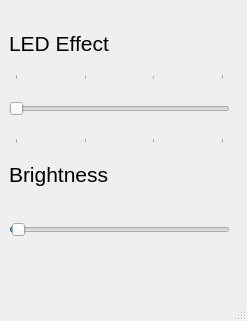
Above: ui/mispecky_controller.ui from Mihax209/mispecky-gui-controller before the change. Below: the same form after it.
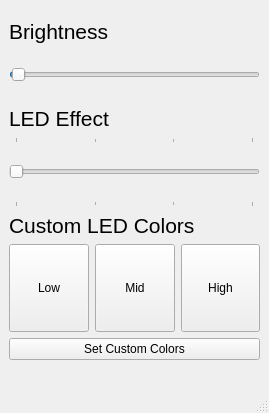
That is the form after the change. Custom widgets are drawn as their Qt base class.

Commit message: add custom color command support

```diff
--- a/ui/mispecky_controller.ui
+++ b/ui/mispecky_controller.ui
@@ -6,8 +6,8 @@
    <rect>
     <x>0</x>
     <y>0</y>
-    <width>247</width>
-    <height>321</height>
+    <width>269</width>
+    <height>413</height>
    </rect>
   </property>
   <property name="windowTitle">
@@ -28,14 +28,70 @@
      <rect>
       <x>9</x>
       <y>19</y>
-      <width>221</width>
-      <height>251</height>
+      <width>251</width>
+      <height>341</height>
      </rect>
     </property>
     <layout class="QVBoxLayout" name="verticalLayout">
      <property name="sizeConstraint">
       <enum>QLayout::SetDefaultConstraint</enum>
      </property>
+     <item>
+      <widget class="QLabel" name="brightnessLabel">
+       <property name="sizePolicy">
+        <sizepolicy hsizetype="Preferred" vsizetype="Maximum">
+         <horstretch>0</horstretch>
+         <verstretch>0</verstretch>
+        </sizepolicy>
+       </property>
+       <property name="font">
+        <font>
+         <pointsize>16</pointsize>
+         <weight>50</weight>
+         <italic>false</italic>
+         <bold>false</bold>
+         <kerning>true</kerning>
+        </font>
+       </property>
+       <property name="frameShape">
+        <enum>QFrame::NoFrame</enum>
+       </property>
+       <property name="lineWidth">
+        <number>0</number>
+       </property>
+       <property name="text">
+        <string>Brightness</string>
+       </property>
+      </widget>
+     </item>
+     <item>
+      <widget class="QSlider" name="brightnessSlider">
+       <property name="minimumSize">
+        <size>
+         <width>0</width>
+         <height>50</height>
+        </size>
+       </property>
+       <property name="maximum">
+        <number>100</number>
+       </property>
+       <property name="singleStep">
+        <number>10</number>
+       </property>
+       <property name="pageStep">
+        <number>30</number>
+       </property>
+       <property name="sliderPosition">
+        <number>1</number>
+       </property>
+       <property name="tracking">
+        <bool>true</bool>
+       </property>
+       <property name="orientation">
+        <enum>Qt::Horizontal</enum>
+       </property>
+      </widget>
+     </item>
      <item>
       <widget class="QLabel" name="ledEffectLabel">
        <property name="sizePolicy">
@@ -108,7 +164,7 @@
       </widget>
      </item>
      <item>
-      <widget class="QLabel" name="brightnessLabel">
+      <widget class="QLabel" name="customColorLabel">
        <property name="sizePolicy">
         <sizepolicy hsizetype="Preferred" vsizetype="Maximum">
          <horstretch>0</horstretch>
@@ -131,35 +187,69 @@
         <number>0</number>
        </property>
        <property name="text">
-        <string>Brightness</string>
+        <string>Custom LED Colors</string>
        </property>
       </widget>
      </item>
      <item>
-      <widget class="QSlider" name="brightnessSlider">
-       <property name="minimumSize">
-        <size>
-         <width>0</width>
-         <height>50</height>
-        </size>
-       </property>
-       <property name="maximum">
-        <number>100</number>
-       </property>
-       <property name="singleStep">
-        <number>10</number>
-       </property>
-       <property name="pageStep">
-        <number>30</number>
-       </property>
-       <property name="sliderPosition">
-        <number>1</number>
-       </property>
-       <property name="tracking">
-        <bool>true</bool>
-       </property>
-       <property name="orientation">
-        <enum>Qt::Horizontal</enum>
+      <layout class="QHBoxLayout" name="horizontalLayout">
+       <item>
+        <widget class="ColorSelectButton" name="lowColorButton">
+         <property name="sizePolicy">
+          <sizepolicy hsizetype="Minimum" vsizetype="Minimum">
+           <horstretch>0</horstretch>
+           <verstretch>0</verstretch>
+          </sizepolicy>
+         </property>
+         <property name="sizeIncrement">
+          <size>
+           <width>0</width>
+           <height>0</height>
+          </size>
+         </property>
+         <property name="baseSize">
+          <size>
+           <width>0</width>
+           <height>6</height>
+          </size>
+         </property>
+         <property name="text">
+          <string>Low</string>
+         </property>
+        </widget>
+       </item>
+       <item>
+        <widget class="ColorSelectButton" name="midColorButton">
+         <property name="sizePolicy">
+          <sizepolicy hsizetype="Minimum" vsizetype="Minimum">
+           <horstretch>0</horstretch>
+           <verstretch>0</verstretch>
+          </sizepolicy>
+         </property>
+         <property name="text">
+          <string>Mid</string>
+         </property>
+        </widget>
+       </item>
+       <item>
+        <widget class="ColorSelectButton" name="highColorButton">
+         <property name="sizePolicy">
+          <sizepolicy hsizetype="Minimum" vsizetype="Minimum">
+           <horstretch>0</horstretch>
+           <verstretch>0</verstretch>
+          </sizepolicy>
+         </property>
+         <property name="text">
+          <string>High</string>
+         </property>
+        </widget>
+       </item>
+      </layout>
+     </item>
+     <item>
+      <widget class="QPushButton" name="setCustomColorsButton">
+       <property name="text">
+        <string>Set Custom Colors</string>
        </property>
       </widget>
      </item>
@@ -178,6 +268,13 @@
   </widget>
   <widget class="QStatusBar" name="statusbar"/>
  </widget>
+ <customwidgets>
+  <customwidget>
+   <class>ColorSelectButton</class>
+   <extends>QPushButton</extends>
+   <header>color_select_button.h</header>
+  </customwidget>
+ </customwidgets>
  <resources/>
  <connections/>
 </ui>
```
Left out of the diff: 2 changed lines with no effect on the pictures. The commit also changes 5 other files.
